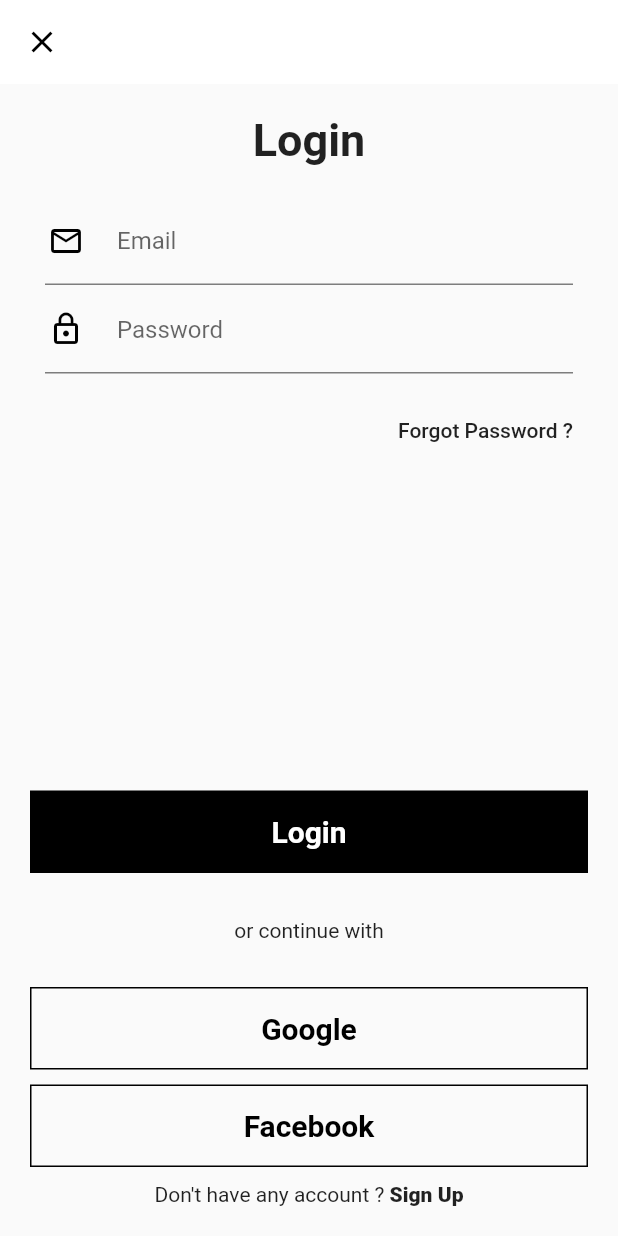
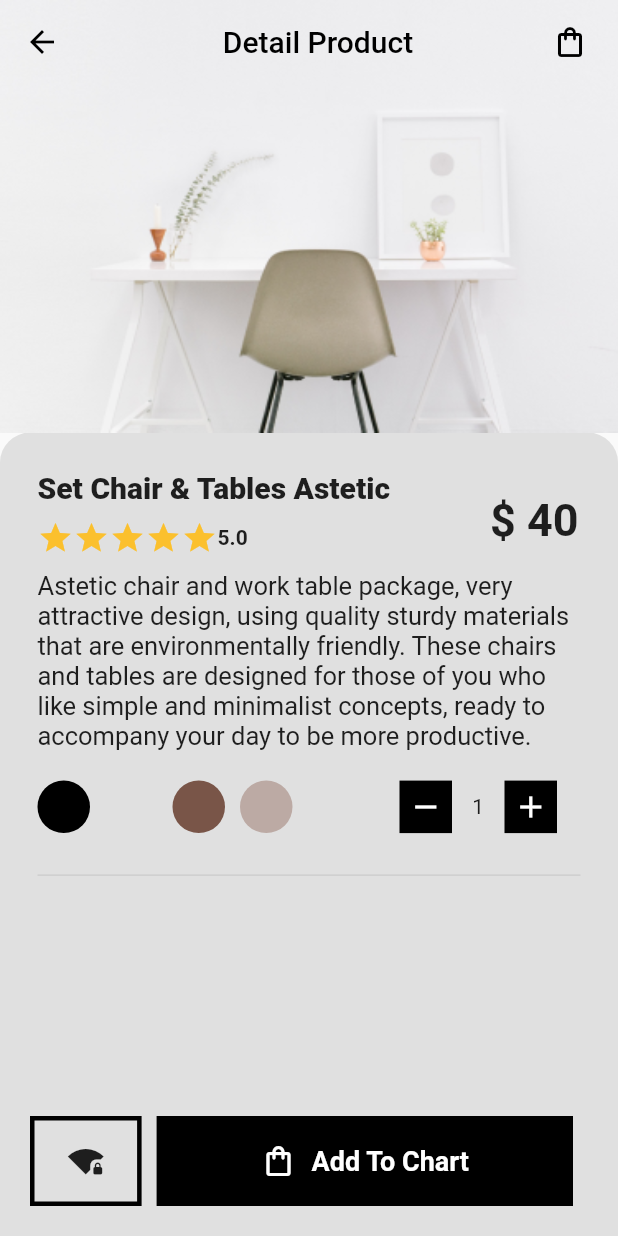
Before and after one commit to suryajayantara/furnist_flutter, a Flutter app: the screen it shows after launch, on a phone screen of 412 x 824 dp. Run offline on Flutter 3.47's test engine with Material 2 defaults, Android fonts, the phone set to English and light mode, and no system bars; our stand-ins replace get.

Commit message:
:smile: product details page done

```diff
--- /dev/null
+++ b/lib/controller/category.dart
@@ -0,0 +1,33 @@
+import 'dart:developer';
+
+import 'package:furnist_app/model/category_model.dart';
+import 'package:get/get.dart';
+
+class CategoryController extends GetxController {
+  var categoriesList = <ModelCategory>[];
+
+  void onInit() {
+    getCategoryData();
+    super.onInit();
+  }
+
+  void getCategoryData() {
+    categoriesList.add(ModelCategory(
+      title: "Sofa",
+      url: 'assets/categories/cat-1.png',
+    ));
+
+    categoriesList.add(ModelCategory(
+      title: "Cabinet",
+      url: 'assets/categories/cat-2.png',
+    ));
+
+    categoriesList.add(ModelCategory(
+      title: "Chair",
+      url: 'assets/categories/cat-1.png',
+    ));
+
+    // Jika data sudah di isi , maka jalankan update
+    update();
+  }
+}
--- /dev/null
+++ b/lib/controller/product.dart
@@ -0,0 +1,20 @@
+import 'package:furnist_app/model/category_model.dart';
+import 'package:furnist_app/model/product_model.dart';
+import 'package:get/get.dart';
+
+class ProductController extends GetxController {
+  var productLists = <ProductModel>[];
+
+  void onInit() {
+    getProduct();
+    super.onInit();
+  }
+
+  void getProduct() {
+    productLists.add(ProductModel(title: "Wooden Chair", price: 30));
+    productLists.add(ProductModel(title: "Decorative Lights", price: 30));
+    productLists.add(ProductModel(title: "Orange Moped", price: 30));
+
+    update();
+  }
+}
--- a/lib/main.dart
+++ b/lib/main.dart
@@ -1,4 +1,5 @@
 import 'package:flutter/material.dart';
+import 'package:furnist_app/screens/detail.dart';
 import 'package:furnist_app/screens/home.dart';
 import 'package:furnist_app/screens/login.dart';
 import 'package:furnist_app/screens/onboard.dart';
@@ -16,7 +17,7 @@
   @override
   Widget build(BuildContext context) {
     return GetMaterialApp(
-      home: LoginPage(),
+      home: DetailPage(),
       debugShowCheckedModeBanner: false,
     );
   }
--- /dev/null
+++ b/lib/model/product_model.dart
@@ -0,0 +1,6 @@
+class ProductModel {
+  String? title;
+  int? price;
+
+  ProductModel({this.title, this.price});
+}
--- /dev/null
+++ b/lib/screens/detail.dart
@@ -0,0 +1,273 @@
+import 'package:flutter/material.dart';
+import 'package:get/get.dart';
+
+class DetailPage extends StatelessWidget {
+  // const DetailPage({Key? key}) : super(key: key);
+
+  @override
+  Widget build(BuildContext context) {
+    return Scaffold(
+      body: Stack(
+        children: [
+          CustomScrollView(
+            slivers: [
+              SliverAppBar(
+                elevation: 0.0,
+                pinned: true,
+                backgroundColor: Colors.white,
+                expandedHeight: MediaQuery.of(context).size.height * 0.350,
+                leading: Icon(
+                  Icons.arrow_back,
+                  color: Colors.black,
+                ),
+                title: Center(
+                  child: Text(
+                    'Detail Product',
+                    style: TextStyle(color: Colors.black),
+                  ),
+                ),
+                actions: [
+                  Container(
+                    margin: EdgeInsets.only(right: 20),
+                    child: Icon(
+                      Icons.shopping_bag_outlined,
+                      color: Colors.black,
+                    ),
+                  )
+                ],
+                flexibleSpace: FlexibleSpaceBar(
+                  background: Image(
+                    image: AssetImage('assets/carousel/detail-1.png'),
+                    fit: BoxFit.fill,
+                  ),
+                ),
+              ),
+              SliverList(
+                  delegate: SliverChildListDelegate([
+                Container(
+                  decoration: BoxDecoration(
+                    borderRadius: BorderRadius.only(
+                        topLeft: Radius.circular(20),
+                        topRight: Radius.circular(20)),
+                    color: Colors.grey[300],
+                  ),
+                  height: 900,
+                  child: Container(
+                    margin: EdgeInsets.all(25),
+                    child: Column(
+                      crossAxisAlignment: CrossAxisAlignment.start,
+                      children: [
+                        Row(
+                          children: [
+                            Expanded(
+                              child: Column(
+                                crossAxisAlignment: CrossAxisAlignment.start,
+                                children: [
+                                  Text(
+                                    "Set Chair & Tables Astetic",
+                                    style: TextStyle(
+                                        fontSize: 20,
+                                        fontWeight: FontWeight.w800),
+                                  ),
+                                  Container(
+                                    margin:
+                                        EdgeInsets.symmetric(vertical: 10.0),
+                                    child: Row(
+                                      children: [
+                                        Icon(
+                                          Icons.star,
+                                          color: Colors.yellow[700],
+                                        ),
+                                        Icon(
+                                          Icons.star,
+                                          color: Colors.yellow[700],
+                                        ),
+                                        Icon(
+                                          Icons.star,
+                                          color: Colors.yellow[700],
+                                        ),
+                                        Icon(
+                                          Icons.star,
+                                          color: Colors.yellow[700],
+                                        ),
+                                        Icon(
+                                          Icons.star,
+                                          color: Colors.yellow[700],
+                                        ),
+                                        Text(
+                                          "5.0",
+                                          style: TextStyle(
+                                              fontWeight: FontWeight.w600),
+                                        )
+                                      ],
+                                    ),
+                                  )
+                                ],
+                              ),
+                              flex: 5,
+                            ),
+                            Expanded(
+                              child: Text(
+                                "\$ 40",
+                                style: TextStyle(
+                                    fontSize: 30, fontWeight: FontWeight.w700),
+                              ),
+                              flex: 1,
+                            )
+                          ],
+                        ),
+                        Text(
+                          "Astetic chair and work table package, very attractive design, using quality sturdy materials that are environmentally friendly. These chairs and tables are designed for those of you who like simple and minimalist concepts, ready to accompany your day to be more productive.",
+                          maxLines: 12,
+                          style: TextStyle(
+                              fontWeight: FontWeight.w400, fontSize: 17),
+                        ),
+                        Container(
+                          margin: EdgeInsets.symmetric(vertical: 20.0),
+                          child: Row(
+                            children: [
+                              Expanded(
+                                flex: 4,
+                                child: Row(
+                                  children: [
+                                    Container(
+                                      margin: EdgeInsets.only(right: 10.0),
+                                      height: 35,
+                                      width: 35,
+                                      decoration: BoxDecoration(
+                                          color: Colors.black,
+                                          borderRadius:
+                                              BorderRadius.circular(35)),
+                                    ),
+                                    Container(
+                                      margin: EdgeInsets.only(right: 10.0),
+                                      height: 35,
+                                      width: 35,
+                                      decoration: BoxDecoration(
+                                          color: Colors.grey[300],
+                                          borderRadius:
+                                              BorderRadius.circular(35)),
+                                    ),
+                                    Container(
+                                      margin: EdgeInsets.only(right: 10.0),
+                                      height: 35,
+                                      width: 35,
+                                      decoration: BoxDecoration(
+                                          color: Colors.brown[500],
+                                          borderRadius:
+                                              BorderRadius.circular(35)),
+                                    ),
+                                    Container(
+                                      margin: EdgeInsets.only(right: 10.0),
+                                      height: 35,
+                                      width: 35,
+                                      decoration: BoxDecoration(
+                                          color: Colors.brown[200],
+                                          borderRadius:
+                                              BorderRadius.circular(35)),
+                                    ),
+                                  ],
+                                ),
+                              ),
+                              Expanded(
+                                  flex: 2,
+                                  child: Row(
+                                    children: [
+                                      Container(
+                                        height: 35,
+                                        width: 35,
+                                        decoration:
+                                            BoxDecoration(color: Colors.black),
+                                        child: Center(
+                                          child: Icon(
+                                            Icons.remove,
+                                            color: Colors.white,
+                                          ),
+                                        ),
+                                      ),
+                                      Container(
+                                        height: 35,
+                                        width: 35,
+                                        child: Center(
+                                          child: Text("1"),
+                                        ),
+                                      ),
+                                      Container(
+                                        height: 35,
+                                        width: 35,
+                                        decoration:
+                                            BoxDecoration(color: Colors.black),
+                                        child: Center(
+                                          child: Icon(
+                                            Icons.add,
+                                            color: Colors.white,
+                                          ),
+                                        ),
+                                      ),
+                                    ],
+                                  ))
+                            ],
+                          ),
+                        ),
+                        Divider(),
+                      ],
+                    ),
+                  ),
+                )
+              ]))
+            ],
+          ),
+          Positioned(
+              bottom: 0,
+              child: Container(
+                // color: Colors.red,
+                height: 100,
+                width: Get.width,
+                child: Container(
+                  margin: EdgeInsets.all(20),
+                  child: Row(
+                    children: [
+                      Expanded(
+                          flex: 1,
+                          child: Container(
+                            height: 100,
+                            width: 100,
+                            decoration: BoxDecoration(
+                                border:
+                                    Border.all(color: Colors.black, width: 3)),
+                            child: Icon(Icons.signal_wifi_4_bar_lock_outlined),
+                          )),
+                      Expanded(
+                          flex: 4,
+                          child: Container(
+                            height: 100,
+                            margin: EdgeInsets.symmetric(horizontal: 10),
+                            color: Colors.black,
+                            child: Row(
+                              mainAxisAlignment: MainAxisAlignment.center,
+                              crossAxisAlignment: CrossAxisAlignment.center,
+                              children: [
+                                Icon(Icons.shopping_bag_outlined,
+                                    color: Colors.white),
+                                Container(
+                                  margin: EdgeInsets.only(left: 10),
+                                  child: Text(
+                                    "Add To Chart",
+                                    style: TextStyle(
+                                        color: Colors.white,
+                                        fontSize: 18,
+                                        fontWeight: FontWeight.w700),
+                                  ),
+                                )
+                              ],
+                            ),
+                          ))
+                    ],
+                  ),
+                ),
+              ))
+        ],
+      ),
+    );
+  }
+}
--- a/pubspec.yaml
+++ b/pubspec.yaml
@@ -60,6 +60,7 @@
     - assets/theme/onboarding-2.png
     - assets/carousel/
     - assets/categories/
+    - assets/products/
   #   - images/a_dot_ham.jpeg
   # An image asset can refer to one or more resolution-specific "variants", see
   # https://flutter.dev/assets-and-images/#resolution-aware.
```
Also changed, not shown: lib/model/category_model.dart (added, +7 -0 lines), lib/screens/home.dart (+61 -85 lines), lib/widgets/components/product_card.dart (+6 -2 lines), assets/carousel/detail-1.png (added), assets/products/new/Frame 14.png (added), assets/products/new/new-1.png (added).
